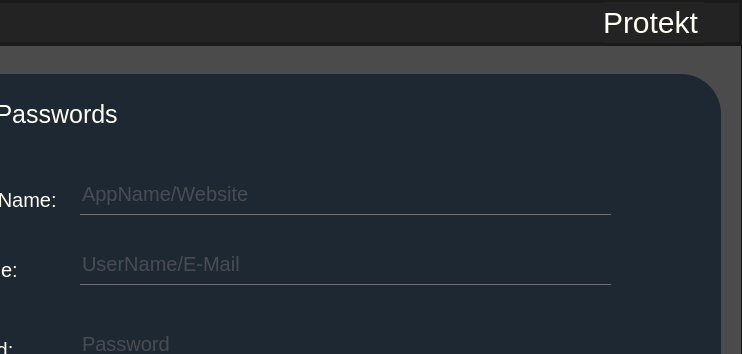
Before: the Qt Designer form UI/main_menu.ui in mranonymod/PyProject, drawn with Qt 5; both pictures show x 219 to 961 and y 0 to 354 of the 961 by 603 pixel window.
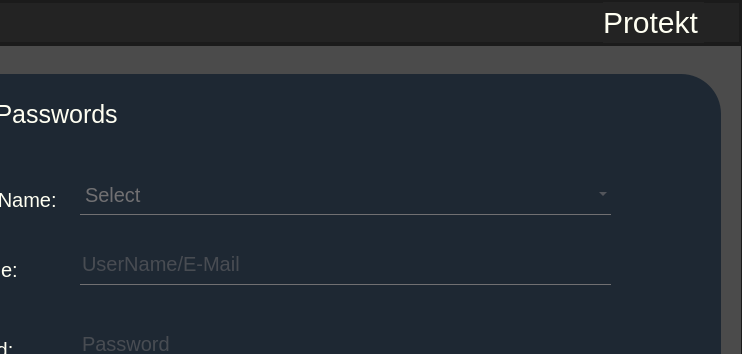
After: the same form once the commit is applied. Icons and pictures are not drawn.

Commit message: Update : imports fixed and QComboBox added

Diff of the .ui file:
```diff
--- a/UI/main_menu.ui
+++ b/UI/main_menu.ui
@@ -21,7 +21,7 @@
   <widget class="QWidget" name="centralwidget">
    <property name="styleSheet">
     <string notr="true">background-color: rgb(35, 35, 35);
-color:#fff2;</string>
+color:#717072;</string>
    </property>
    <layout class="QVBoxLayout" name="verticalLayout">
     <property name="spacing">
@@ -479,6 +479,14 @@
 QPushButton:hover{
 background:#fffff2;
 }
+QComboBox{
+background:transparent;
+border:none;
+font-size:20px;
+color:#717072;
+border-bottom:1px solid #717072;
+
+}
 
 </string>
              </property>
@@ -505,22 +513,6 @@
                <string>Personal Passwords</string>
               </property>
              </widget>
-             <widget class="QLineEdit" name="per_Acc_name">
-              <property name="geometry">
-               <rect>
-                <x>230</x>
-                <y>100</y>
-                <width>531</width>
-                <height>41</height>
-               </rect>
-              </property>
-              <property name="text">
-               <string/>
-              </property>
-              <property name="placeholderText">
-               <string>AppName/Website</string>
-              </property>
-             </widget>
              <widget class="QLineEdit" name="per_username">
               <property name="geometry">
                <rect>
@@ -668,6 +660,26 @@
                <string>Add Another Password</string>
               </property>
              </widget>
+             <widget class="QComboBox" name="AccSelect_2">
+              <property name="geometry">
+               <rect>
+                <x>230</x>
+                <y>100</y>
+                <width>531</width>
+                <height>41</height>
+               </rect>
+              </property>
+              <item>
+               <property name="text">
+                <string>Select</string>
+               </property>
+              </item>
+              <item>
+               <property name="text">
+                <string>Other</string>
+               </property>
+              </item>
+             </widget>
             </widget>
            </widget>
           </widget>
```
Left out of the diff: 39 changed lines with no effect on the pictures. The commit also changes 3 other files.
